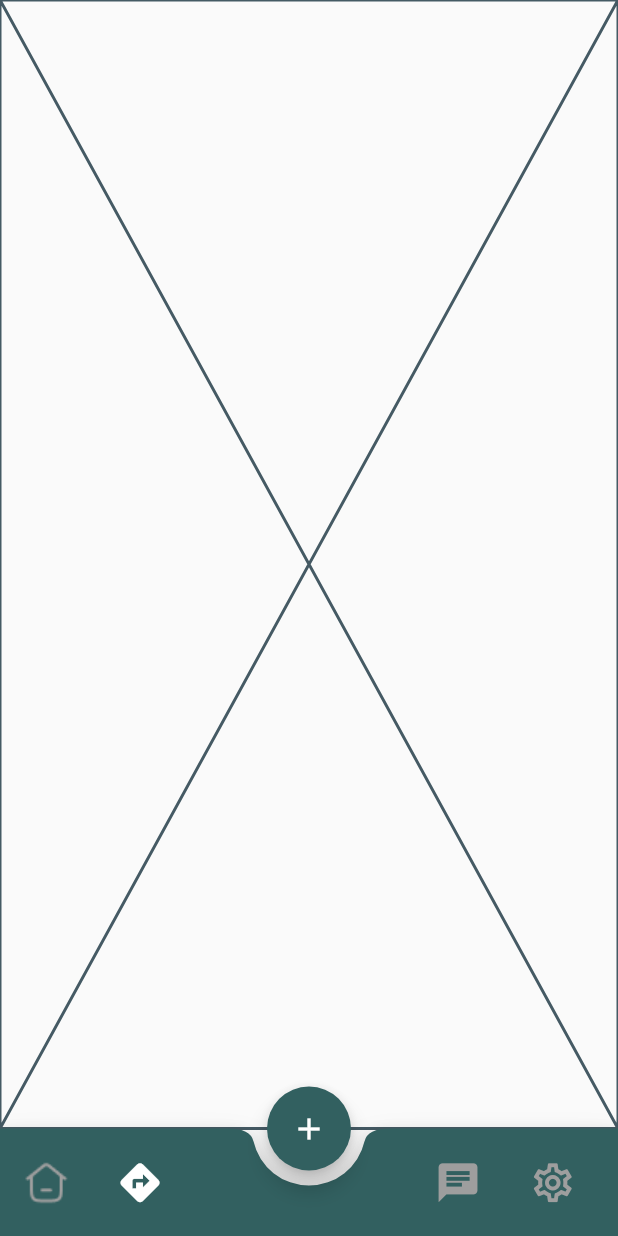
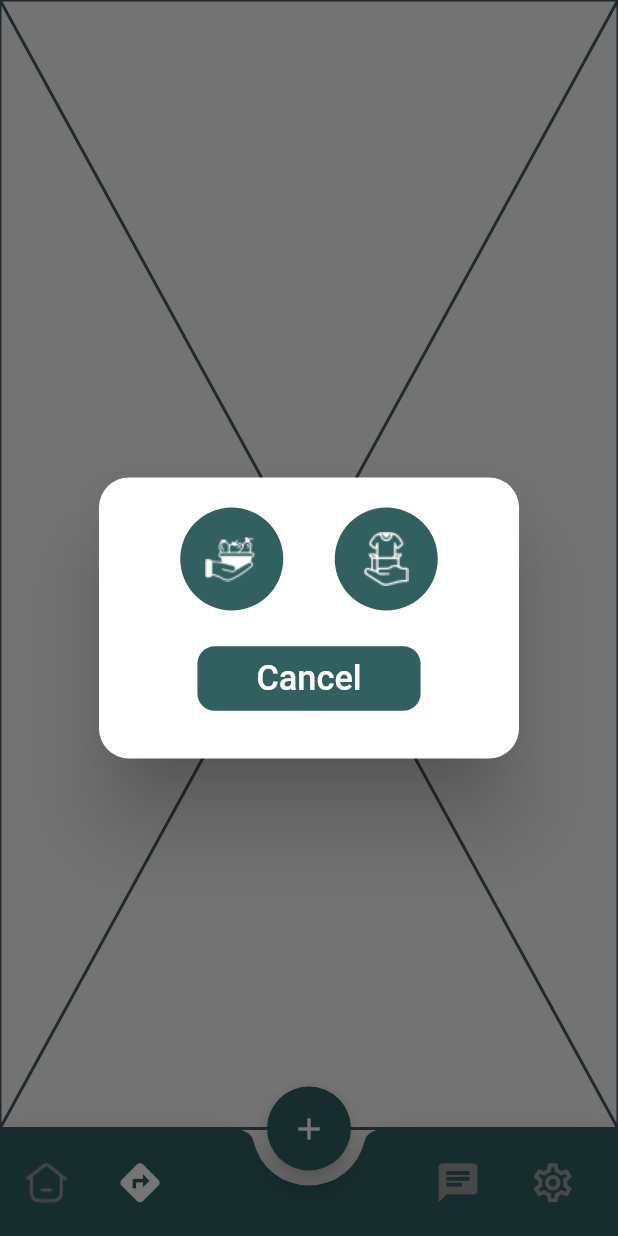
Before and after one commit to Naveed-kaimkhani/Donate2Share, a Flutter app: the DonarNavigation screen opened directly, item 2 of the bottom bar chosen, after a tap on the "add" icon, on a phone screen of 412 x 824 dp. Run offline on Flutter 3.47's test engine with Material 2 defaults, Android fonts, the phone set to English and light mode, and no system bars; our stand-ins replace another_flushbar, cached_network_image, cloud_firestore, email_validator, firebase_auth, firebase_core and 15 more; accounts and stored records are empty; network calls fail.

Commit message:
dialogues added

```diff
--- a/lib/data/firebase_user_repository.dart
+++ b/lib/data/firebase_user_repository.dart
@@ -3,6 +3,7 @@ import 'dart:io';
 import 'dart:typed_data';
 
 import 'package:cloud_firestore/cloud_firestore.dart';
+import 'package:donation_app/utils/dialogues/donation_done_popUp.dart';
 import 'package:donation_app/utils/utils.dart';
 import 'package:firebase_auth/firebase_auth.dart';
 import 'package:firebase_storage/firebase_storage.dart';
@@ -251,7 +252,8 @@ class FirebaseUserRepository {
 
       // Update the document with the added document ID
       await newDonationRef.update(donationData);
-      utils.toastMessage('Donation stored successfully!');
+      // utils.toastMessage('Donation stored successfully!');
+      donationDonePopup(context);
       // print('Donation stored successfully!');
     } catch (e) {
       utils.toastMessage('Error storing donation: $e');
@@ -316,7 +318,7 @@ class FirebaseUserRepository {
           await FirebaseFirestore.instance.collection("donations").get();
       print(querySnapshot.docs);
       donationList = querySnapshot.docs.map((doc) {
-        return DonationModel.fromMap(doc.data()as dynamic);
+        return DonationModel.fromMap(doc.data() as dynamic);
       }).toList();
     } catch (e) {
       // utils.flushBarErrorMessage('Error fetching donations: $e',context);
--- a/lib/main.dart
+++ b/lib/main.dart
@@ -1,7 +1,11 @@
+import 'package:donation_app/presentation/NGO%20screens/ngo_homepage.dart';
+import 'package:donation_app/presentation/NGO%20screens/test.dart';
 import 'package:donation_app/presentation/donar%20screens/donar_homepage.dart';
 import 'package:donation_app/presentation/donar%20screens/donar_login.dart';
 import 'package:donation_app/presentation/donar%20screens/donar_navigation.dart';
+import 'package:donation_app/presentation/donar%20screens/donar_signup.dart';
 import 'package:donation_app/presentation/donar%20screens/donate_clothes.dart';
+import 'package:donation_app/presentation/widgets/ngo_home_header.dart';
 import 'package:donation_app/providers/seller_provider.dart';
 import 'package:donation_app/utils/routes/routes.dart';
 import 'package:firebase_core/firebase_core.dart';
--- a/lib/presentation/NGO screens/ngo_singup.dart
+++ b/lib/presentation/NGO screens/ngo_singup.dart
@@ -77,7 +77,9 @@ class _NGOSignUpState extends State<NGOSignUp> {
     // utils.showLoading(context);
     isLoading(true);
     _firebaseUserRepository
-        .signUpUser(_emailController.text, _passwordController.text, context)
+        // .signUpUser(_emailController.text, _passwordController.text, context)
+        .signUpUser("ngo@gmail.com","111111", context)
+
         .then((User? user) async {
 
         final value =
--- a/lib/presentation/donar screens/donar_homepage.dart
+++ b/lib/presentation/donar screens/donar_homepage.dart
@@ -5,7 +5,6 @@ import 'package:donation_app/presentation/donar%20screens/shimmer_screen.dart';
 import 'package:donation_app/presentation/widgets/auth_button.dart';
 import 'package:donation_app/presentation/widgets/ngo_home_header.dart';
 import 'package:donation_app/presentation/widgets/profile_pic.dart';
-import 'package:donation_app/presentation/widgets/select_food_cloth_button.dart';
 import 'package:donation_app/presentation/widgets/wave_circle.dart';
 import 'package:donation_app/providers/seller_provider.dart';
 import 'package:donation_app/style/images.dart';
@@ -24,7 +23,7 @@ import '../widgets/donation_widget.dart';
 import 'no_data_found.dart';
 
 class DonarHomePage extends StatefulWidget {
-  DonarHomePage({  Key? key}) : super(key: key);
+  DonarHomePage({Key? key}) : super(key: key);
 
   @override
   State<DonarHomePage> createState() => _DonarHomePageState();
@@ -66,6 +65,7 @@ class _DonarHomePageState extends State<DonarHomePage> {
 
     return Scaffold(
       body: SafeArea(
+        // child: SizedBox(),
         child: StreamBuilder<List<DonationModel>>(
           stream: FirebaseUserRepository.getDonationList(),
           builder: (context, snapshot) {
@@ -128,7 +128,6 @@ class _DonarHomePageState extends State<DonarHomePage> {
                                 width: 1,
                               )),
                           child: ChartWidget(
-
                             chartData: _getMonthlyDonation(snapshot.data!),
                           ),
                         ),
--- a/lib/presentation/donar screens/donar_login.dart
+++ b/lib/presentation/donar screens/donar_login.dart
@@ -56,7 +56,8 @@ class _DonarLoginState extends State<DonarLogin> {
   void _login() {
     isLoading(true);
     _firebaseRepository
-        .login(_emailController.text, _passwordController.text, context)
+        // .login(_emailController.text, _passwordController.text, context)
+        .login("donar@gmail.com", "111111", context)
         .then((User? user) async {
       if (user != null) {
         //  final   currentLocation = await Geolocator.getCurrentPosition();
@@ -186,7 +187,8 @@ class _DonarLoginState extends State<DonarLogin> {
                             text: "Login",
                             func: () {
                               FocusManager.instance.primaryFocus?.unfocus();
-                              _submitForm();
+                              // _submitForm();
+                              _login();
                             },
                             color: Styling.primaryColor),
                   ),
--- a/lib/presentation/donar screens/donar_navigation.dart
+++ b/lib/presentation/donar screens/donar_navigation.dart
@@ -2,9 +2,12 @@ import 'package:donation_app/presentation/donar%20screens/donar_homepage.dart';
 import 'package:donation_app/presentation/donar%20screens/donar_setting.dart';
 import 'package:donation_app/presentation/donar%20screens/food_tracing.dart';
 import 'package:donation_app/style/images.dart';
+import 'package:donation_app/utils/dialogues/donation_done_popUp.dart';
+import 'package:donation_app/utils/dialogues/select_donation_type.dart';
 import 'package:flutter/material.dart';
 import 'package:flutter_screenutil/flutter_screenutil.dart';
 import '../../style/styling.dart';
+
 class DonarNavigation extends StatefulWidget {
   const DonarNavigation({Key? key}) : super(key: key);
   @override
@@ -12,7 +15,6 @@ class DonarNavigation extends StatefulWidget {
 }
 
 class _DonarNavigationState extends State<DonarNavigation> {
-
   List pages = [
     DonarHomePage(),
     // DonateFood(),
@@ -36,10 +38,7 @@ class _DonarNavigationState extends State<DonarNavigation> {
       floatingActionButton: FloatingActionButton(
         backgroundColor: Styling.primaryColor,
         onPressed: () {
-
-          // Navigator.push(context,
-          //     MaterialPageRoute(builder: (context) => const DonateFood()));
-          DonarHomePage();
+          selectDonationTypePopup(context);
         },
         child: const Icon(
           Icons.add,
--- a/lib/presentation/widgets/circle_progress.dart
+++ b/lib/presentation/widgets/button_for_dialogue.dart
@@ -1,24 +1,31 @@
 import 'package:flutter/material.dart';
 import 'package:flutter_screenutil/flutter_screenutil.dart';
-import 'package:flutter_spinkit/flutter_spinkit.dart';
+
 import '../../style/styling.dart';
 
-class CircleProgress extends StatelessWidget {
-  const CircleProgress({Key? key}) : super(key: key);
+class ButtonForDialogue extends StatelessWidget {
+  String text;
+  ButtonForDialogue({
+    required this.text,
+    super.key,
+  });
 
   @override
   Widget build(BuildContext context) {
     return Container(
-      width: 277.w,
-      height: 50.h,
+      width: 130.w,
+      height: 36.h,
       decoration: BoxDecoration(
         color: Styling.primaryColor,
         borderRadius: BorderRadius.circular(10.r),
       ),
-      child: const Center(
-        child: SpinKitFadingCircle(
-          color: Colors.white,
-          size: 40.0,
+      child: Center(
+        child: Text(
+          text,
+          style: TextStyle(
+              fontSize: 20.sp,
+              fontWeight: FontWeight.w500,
+              color: Colors.white),
         ),
       ),
     );
--- /dev/null
+++ b/lib/presentation/widgets/donation_icon.dart
@@ -0,0 +1,33 @@
+
+import 'package:donation_app/style/styling.dart';
+import 'package:flutter/material.dart';
+import 'package:flutter_screenutil/flutter_screenutil.dart';
+
+class DonationIcon extends StatelessWidget {
+  final String image;
+  final String route;
+
+  const DonationIcon({
+    required this.image,
+    required this.route,
+
+    Key? key,
+  }) : super(key: key);
+
+  @override
+  Widget build(BuildContext context) {
+    return InkWell(
+      child: CircleAvatar(
+        backgroundColor: Styling.primaryColor,
+        radius: 30.r,
+        child: Image.asset(
+          image,
+          // color: Styling.primaryColor,
+        ),
+      ),
+      onTap: (){
+        Navigator.pushNamed(context,route);
+      },
+    );
+  }
+}
--- a/lib/style/images.dart
+++ b/lib/style/images.dart
@@ -6,7 +6,7 @@ class Images {
   static const String donate = 'assets/donate.png';
   static const String donation = 'assets/donation.png';
   static const String clothes = 'assets/clothes.png';
-static const String done = 'assets/done.png';
+static const String done = 'assets/done.json';
 static const String home = 'assets/home.png';
 static const String food = 'assets/food.png';
 static const String clothe_icon = 'assets/clothe_icon.png';
--- /dev/null
+++ b/lib/utils/dialogues/select_donation_type.dart
@@ -0,0 +1,58 @@
+import 'package:donation_app/presentation/widgets/button_for_dialogue.dart';
+import 'package:donation_app/style/styling.dart';
+import 'package:donation_app/utils/routes/routes_name.dart';
+import 'package:flutter/material.dart';
+import 'package:flutter_screenutil/flutter_screenutil.dart';
+
+import '../../presentation/widgets/donation_icon.dart';
+import '../../style/images.dart';
+
+selectDonationTypePopup(context) async {
+  return await showDialog(
+    context: context,
+    builder: (BuildContext context) {
+      return AlertDialog(
+        shape: RoundedRectangleBorder(
+          borderRadius:
+              BorderRadius.circular(20.0), // Adjust the radius as needed
+        ),
+        content: SizedBox(
+          height: 120.h,
+          width: 100.w,
+          child: Column(
+            mainAxisSize: MainAxisSize.min,
+            children: [
+              Row(
+                mainAxisSize: MainAxisSize.min,
+                children: [
+                  const DonationIcon(
+                    image: Images.food,
+                    route: RoutesName.donateFood,
+                  ),
+                  SizedBox(
+                    width: 30.w,
+                  ),
+                  const DonationIcon(
+                    image: Images.clothe_icon,
+                    route: RoutesName.donateClothes,
+                  ),
+                ],
+              ),
+              SizedBox(
+                height: 20.h,
+              ),
+              InkWell(
+                child: ButtonForDialogue(
+                  text: "Cancel",
+                ),
+                onTap: () async {
+                  Navigator.pop(context);
+                },
+              ),
+            ],
+          ),
+        ),
+      );
+    },
+  );
+}
--- a/lib/utils/routes/routes_name.dart
+++ b/lib/utils/routes/routes_name.dart
@@ -1,12 +1,14 @@
-class RoutesName{
- static const String donarLogin = 'DonarLogin';
- static const String ngoNavigation = 'NGONavigation';
+class RoutesName {
+  static const String donarLogin = 'DonarLogin';
+  static const String ngoNavigation = 'NGONavigation';
+  static const String donateFood = 'DonateFood';
+  static const String donateClothes = 'Donateclotheses';
 
- static const String ngoLogin = 'NGOLogin';
+  static const String ngoLogin = 'NGOLogin';
 
- static const String donarSignup = 'DonarSignup';
+  static const String donarSignup = 'DonarSignup';
 
- static const String ngoSignup = 'NGOSignup';
+  static const String ngoSignup = 'NGOSignup';
 //  static const String sellerSignup = 'sellerSignup';
 //  static const String userLogin = 'userLogin';
 //  static const String userSingup = 'userSingup';
@@ -17,5 +19,4 @@ class RoutesName{
 // static const String sellerNavigation = 'SellerNavigation';
 // static const String navigation = 'NavigationPage';
 // static const String chat_screen = 'ChatScreen';
-
 }
```
Also changed, not shown: lib/presentation/NGO screens/test.dart (+94 -42 lines), lib/presentation/donar screens/donate_clothes.dart (+3 -4 lines), lib/presentation/widgets/donation_screen_header.dart (+6 -1 lines), lib/presentation/widgets/select_food_cloth_button.dart (deleted, +0 -20 lines), lib/presentation/widgets/select_foodcloth_dialogue.dart (deleted, +0 -66 lines), lib/utils/dialogues/donation_done_dialogue.dart (deleted, +0 -68 lines), lib/utils/dialogues/donation_done_popUp.dart (added, +80 -0 lines), lib/utils/routes/routes.dart (+8 -2 lines).
